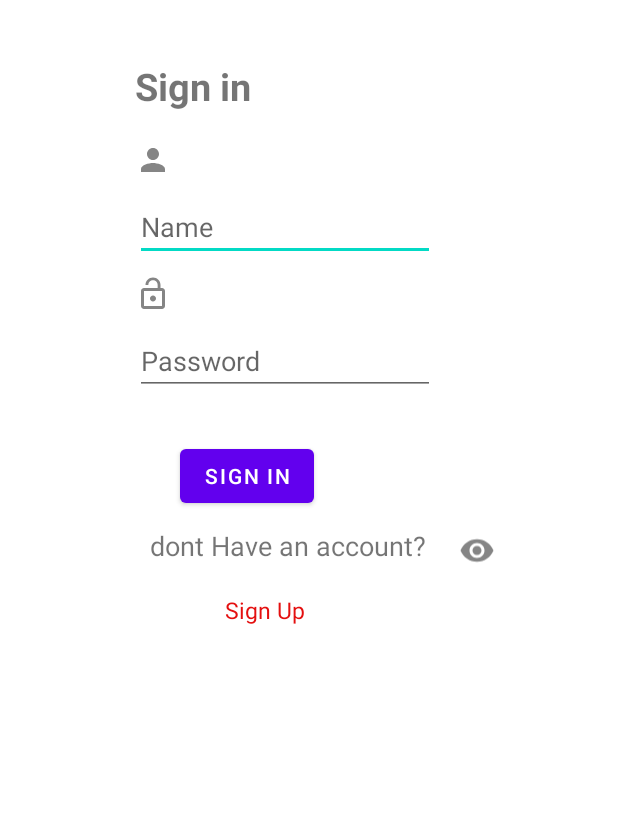
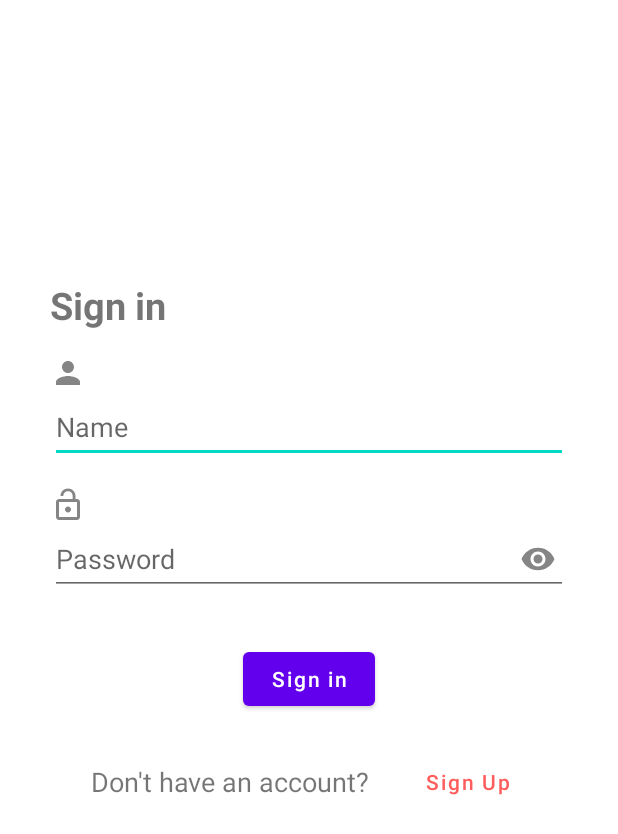
Before and after one commit to aliabb01/DoctorAppointmentApp, an Android app: the layout activity_sign_in.xml on its own in the app's theme, with its tools: preview values and no code run, on a phone screen of 412 x 824 dp. Shown: the top 834 px of the screen. Run offline under Robolectric (Android 15) with nearby library versions, the phone set to English and light mode, and no system bars.

Commit message:
add: SignUp, SignIn java classes and sign in xml

```diff
--- /dev/null
+++ b/app/src/main/java/ali/app/doctorappointmentapp/SignIn.java
@@ -0,0 +1,14 @@
+package ali.app.doctorappointmentapp;
+
+import androidx.appcompat.app.AppCompatActivity;
+
+import android.os.Bundle;
+
+public class SignIn extends AppCompatActivity {
+
+    @Override
+    protected void onCreate(Bundle savedInstanceState) {
+        super.onCreate(savedInstanceState);
+        setContentView(R.layout.activity_sign_in);
+    }
+}
--- /dev/null
+++ b/app/src/main/java/ali/app/doctorappointmentapp/SignUp.java
@@ -0,0 +1,14 @@
+package ali.app.doctorappointmentapp;
+
+import androidx.appcompat.app.AppCompatActivity;
+
+import android.os.Bundle;
+
+public class SignUp extends AppCompatActivity {
+
+    @Override
+    protected void onCreate(Bundle savedInstanceState) {
+        super.onCreate(savedInstanceState);
+        setContentView(R.layout.activity_sign_up);
+    }
+}
--- a/app/src/main/res/layout/activity_sign_in.xml
+++ b/app/src/main/res/layout/activity_sign_in.xml
@@ -1,94 +1,136 @@
 <?xml version="1.0" encoding="utf-8"?>
-<RelativeLayout xmlns:android="http://schemas.android.com/apk/res/android"
+<androidx.constraintlayout.widget.ConstraintLayout xmlns:android="http://schemas.android.com/apk/res/android"
     xmlns:app="http://schemas.android.com/apk/res-auto"
     xmlns:tools="http://schemas.android.com/tools"
     android:layout_width="match_parent"
     android:layout_height="match_parent"
     android:id="@+id/mainLayout">
+
+    <androidx.constraintlayout.widget.ConstraintLayout
+        android:layout_width="345dp"
+        android:layout_height="599dp"
+        app:layout_constraintBottom_toBottomOf="parent"
+        app:layout_constraintEnd_toEndOf="parent"
+        app:layout_constraintHorizontal_bias="0.5"
+        app:layout_constraintStart_toStartOf="parent"
+        app:layout_constraintTop_toTopOf="parent">
+
         <TextView
+            android:id="@+id/Signin"
             android:layout_width="wrap_content"
             android:layout_height="wrap_content"
+            android:layout_marginBottom="40dp"
             android:text="Sign in"
-        android:layout_marginLeft="90dp"
             android:textSize="25sp"
             android:textStyle="bold"
-        android:layout_marginTop="40dp"
-        android:id="@+id/Signin"/>
+            app:layout_constraintBottom_toTopOf="@+id/nameUser"
+            app:layout_constraintEnd_toEndOf="@+id/nameUser"
+            app:layout_constraintHorizontal_bias="0.0"
+            app:layout_constraintStart_toStartOf="@+id/nameUser" />
+
         <ImageView
+            android:id="@+id/user"
             android:layout_width="wrap_content"
             android:layout_height="wrap_content"
-        android:layout_marginLeft="90dp"
+            android:layout_below="@+id/Signin"
             android:src="@drawable/ic_user"
-        android:layout_below="@+id/Signin"
-        android:id="@+id/user"
-        android:layout_marginTop="20dp"/>
+            app:layout_constraintBottom_toTopOf="@+id/nameUser"
+            app:layout_constraintStart_toStartOf="@+id/nameUser" />
+
         <EditText
-        android:layout_width="200dp"
+            android:id="@+id/nameUser"
+            android:layout_width="match_parent"
             android:layout_height="wrap_content"
+            android:layout_below="@+id/user"
+            android:layout_marginBottom="40dp"
             android:hint="Name"
-        android:id="@+id/nameUser"
-        android:layout_below="@+id/user"
-        android:layout_marginLeft="90dp"
-        android:layout_marginTop="10dp"/>
-    <ImageView
-        android:layout_width="wrap_content"
-        android:layout_height="wrap_content"
-        android:src="@drawable/ic_password"
-        android:layout_below="@+id/nameUser"
-        android:id="@+id/lockIcon"
-        android:layout_marginLeft="90dp"
-        android:layout_marginTop="10dp"/>
-
+            android:minHeight="48dp"
+            app:layout_constraintBottom_toTopOf="@+id/password"
+            app:layout_constraintEnd_toEndOf="parent"
+            app:layout_constraintStart_toStartOf="parent" />
 
 
         <EditText
             android:id="@+id/password"
-        android:layout_width="200dp"
+            android:layout_width="match_parent"
             android:layout_height="wrap_content"
-        android:layout_marginLeft="90dp"
-        android:layout_marginTop="10dp"
+            android:layout_below="@+id/lockIcon"
+            android:layout_marginBottom="16dp"
             android:hint="Password"
-        android:layout_below="@+id/lockIcon"
-        android:inputType="textPassword" />
+            android:inputType="textPassword"
+            android:minHeight="48dp"
+            app:layout_constraintBottom_toTopOf="@+id/guideline3"
+            app:layout_constraintEnd_toEndOf="@+id/nameUser"
+            app:layout_constraintHorizontal_bias="0.0"
+            app:layout_constraintStart_toStartOf="@+id/nameUser" />
 
         <ImageView
             android:layout_width="wrap_content"
-        android:layout_height="match_parent"
-        android:layout_marginStart="16dp"
-        android:layout_marginBottom="090dp"
+            android:layout_height="wrap_content"
+            android:layout_marginEnd="8dp"
             android:layout_toEndOf="@+id/password"
-        android:src="@drawable/ic_eye" />
+            android:src="@drawable/ic_eye"
+            app:layout_constraintBottom_toBottomOf="@+id/password"
+            app:layout_constraintEnd_toEndOf="@+id/password"
+            app:layout_constraintTop_toTopOf="@+id/password" />
+
+        <ImageView
+            android:id="@+id/lockIcon"
+            android:layout_width="wrap_content"
+            android:layout_height="wrap_content"
+            android:layout_below="@+id/nameUser"
+            android:src="@drawable/ic_password"
+            app:layout_constraintBottom_toTopOf="@+id/password"
+            app:layout_constraintStart_toStartOf="@+id/password" />
+
         <com.google.android.material.button.MaterialButton
-        android:id="@+id/singinButton"
+            android:id="@+id/signIn__btnSignIn"
             android:layout_width="wrap_content"
             android:layout_height="wrap_content"
             android:layout_below="@+id/password"
-        android:layout_marginLeft="120dp"
-        android:layout_marginTop="30dp"
-        android:text="Sign in"/>
+            android:layout_marginTop="32dp"
+            android:text="Sign in"
+            android:textAllCaps="false"
+            app:layout_constraintEnd_toEndOf="parent"
+            app:layout_constraintStart_toStartOf="parent"
+            app:layout_constraintTop_toBottomOf="@+id/password" />
+
         <TextView
+            android:id="@+id/newAccount"
             android:layout_width="wrap_content"
             android:layout_height="wrap_content"
-        android:layout_below="@+id/singinButton"
-        android:text="dont Have an account?"
-        android:layout_marginLeft="100dp"
+            android:layout_below="@+id/signIn__btnSignIn"
+            android:layout_marginTop="32dp"
+            android:text="Don't have an account?"
+            android:textSize="18sp"
             android:textStyle="normal"
-        android:textSize="18sp"
-        android:id="@+id/newAccount"
-        android:layout_marginTop="10dp"/>
-    <TextView
+            app:layout_constraintEnd_toEndOf="parent"
+            app:layout_constraintHorizontal_bias="0.17"
+            app:layout_constraintStart_toStartOf="parent"
+            app:layout_constraintTop_toBottomOf="@+id/signIn__btnSignIn" />
+
+        <androidx.constraintlayout.widget.Guideline
+            android:id="@+id/guideline3"
             android:layout_width="wrap_content"
             android:layout_height="wrap_content"
-        android:id="@+id/sigUp"
-        android:layout_below="@id/newAccount"
+            android:orientation="horizontal"
+            app:layout_constraintGuide_percent="0.5" />
+
+        <Button
+            android:id="@+id/signIn__btnSignUp"
+            style="@style/Widget.MaterialComponents.Button.TextButton"
+            android:layout_width="99dp"
+            android:layout_height="48dp"
+            android:layout_marginStart="16dp"
             android:text="Sign Up"
-        android:layout_marginLeft="150dp"
-        android:layout_marginTop="20dp"
-        android:textColor="#E40F0F"
-        android:textStyle="normal"
-        android:textSize="15sp"/>
+            android:textAllCaps="false"
+            android:textColor="#FF5C5C"
+            app:iconTint="#000000"
+            app:layout_constraintBottom_toBottomOf="@+id/newAccount"
+            app:layout_constraintStart_toEndOf="@+id/newAccount"
+            app:layout_constraintTop_toTopOf="@+id/newAccount" />
+
+    </androidx.constraintlayout.widget.ConstraintLayout>
 
 
-
-
-</RelativeLayout>
+</androidx.constraintlayout.widget.ConstraintLayout>
```
Lines whose indentation alone changed are shown as unchanged.
